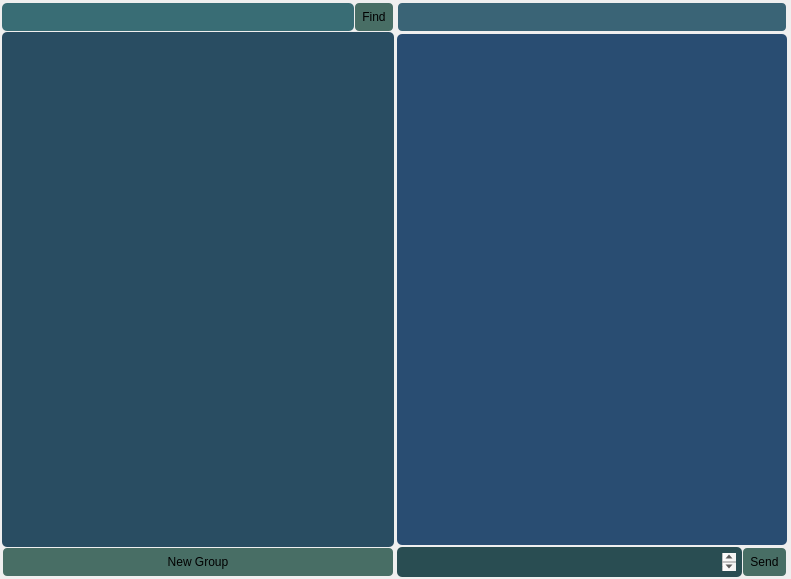
Old version of the form src/interface/mainwindow.ui in the repository OgurtsovAndrei/Messenger-project.
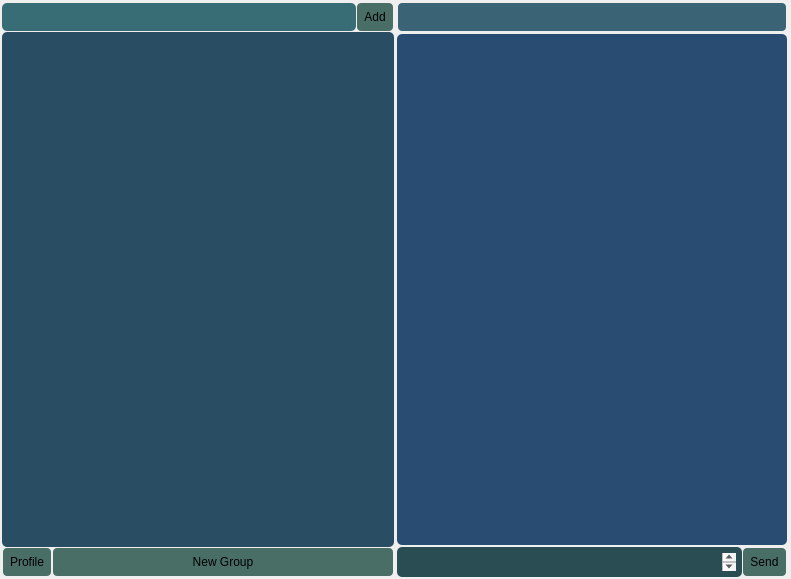
New version of the form.

```diff
--- a/src/interface/mainwindow.ui
+++ b/src/interface/mainwindow.ui
@@ -52,16 +52,6 @@
         </property>
        </widget>
       </item>
-      <item row="0" column="1">
-       <widget class="QPushButton" name="findButton">
-        <property name="styleSheet">
-         <string notr="true">QPushButton:pressed { background-color: #96a7a1; }</string>
-        </property>
-        <property name="text">
-         <string>Find</string>
-        </property>
-       </widget>
-      </item>
       <item row="0" column="0">
        <widget class="QLineEdit" name="findLine">
         <property name="styleSheet">
@@ -73,7 +63,35 @@
         </property>
        </widget>
       </item>
+      <item row="0" column="1">
+       <widget class="QPushButton" name="findButton">
+        <property name="styleSheet">
+         <string notr="true">QPushButton:pressed { background-color: #96a7a1; }</string>
+        </property>
+        <property name="text">
+         <string>Add</string>
+        </property>
+       </widget>
+      </item>
       <item row="2" column="0" colspan="2">
+       <layout class="QHBoxLayout" name="horizontalLayout_2">
+        <property name="spacing">
+         <number>0</number>
+        </property>
+        <item>
+         <widget class="QPushButton" name="profileButton">
+          <property name="sizePolicy">
+           <sizepolicy hsizetype="Fixed" vsizetype="Fixed">
+            <horstretch>0</horstretch>
+            <verstretch>0</verstretch>
+           </sizepolicy>
+          </property>
+          <property name="text">
+           <string>Profile</string>
+          </property>
+         </widget>
+        </item>
+        <item>
        <widget class="QPushButton" name="groupButton">
         <property name="styleSheet">
          <string notr="true"/>
@@ -82,6 +100,8 @@
          <string>New Group</string>
         </property>
        </widget>
+        </item>
+       </layout>
       </item>
      </layout>
     </item>
```
Lines whose indentation alone changed are shown as unchanged.
